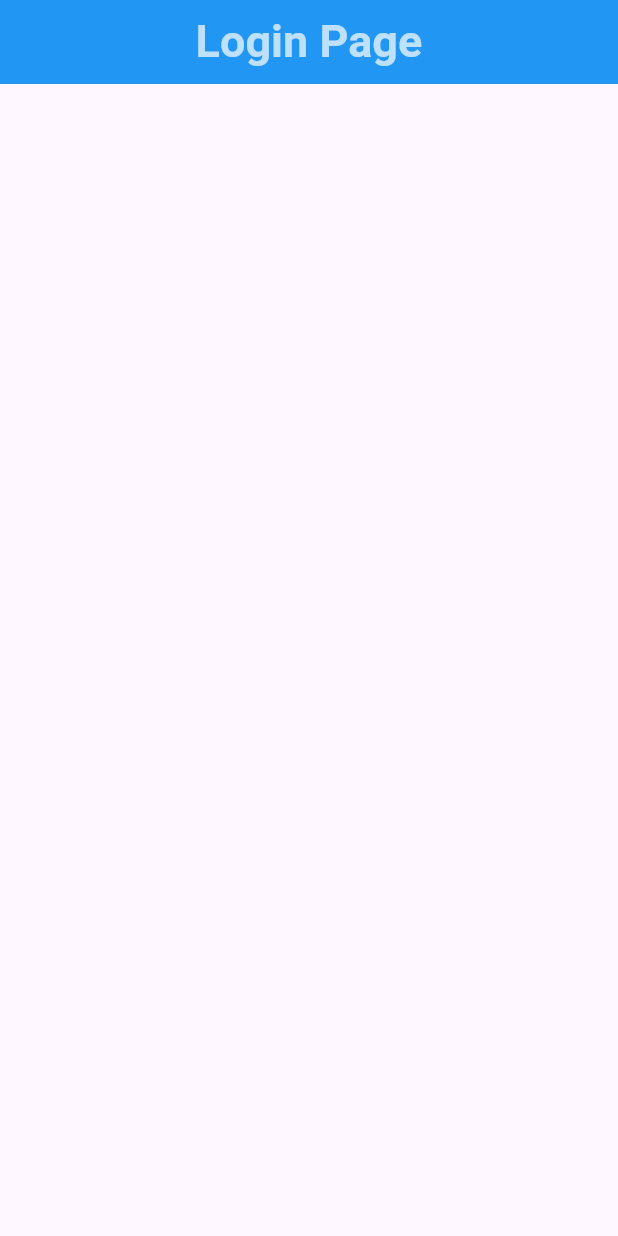
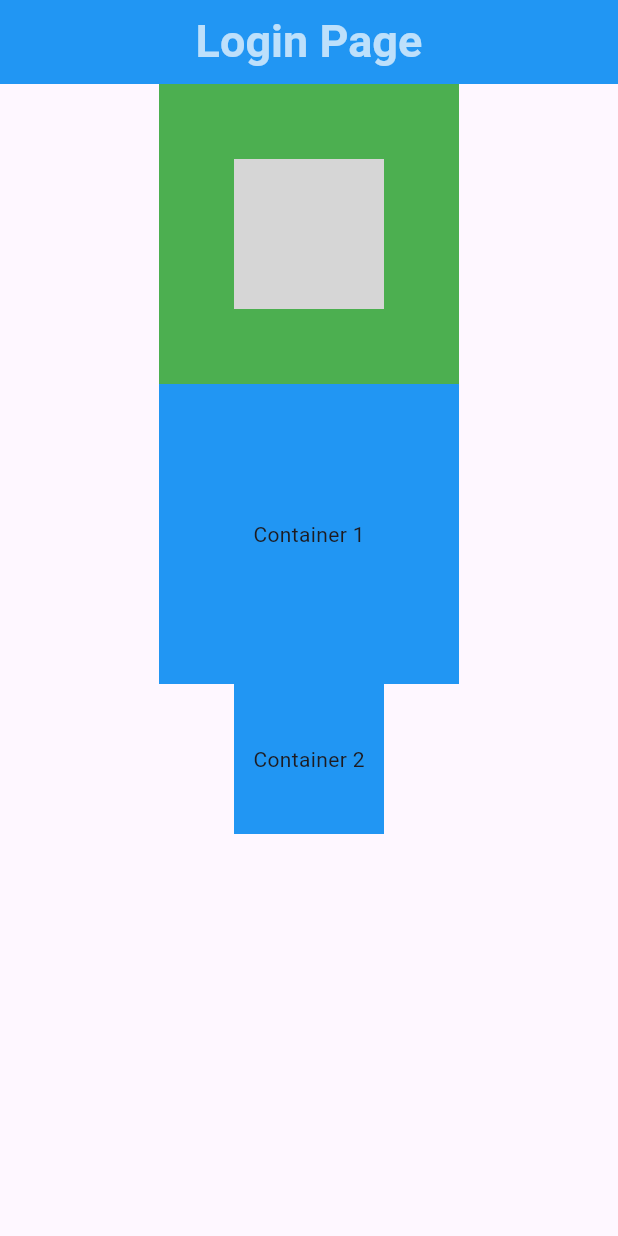
Before and after one commit to ZainAbdullah046/sharedpreference_loginpage, a Flutter app: the screen it shows after launch, on a phone screen of 412 x 824 dp. Run offline on Flutter 3.47's test engine with Material 3 defaults, Android fonts, the phone set to English and light mode, and no system bars; grey boxes are pictures that could not be loaded.

```diff
--- a/lib/Login.dart
+++ b/lib/Login.dart
@@ -1,4 +1,5 @@
 import 'package:flutter/material.dart';
+import 'package:flutter/widgets.dart';
 
 class Login extends StatefulWidget {
   const Login({super.key});
@@ -23,9 +24,39 @@ class _MyWidgetState extends State<Login> {
         ),
         backgroundColor: Colors.blue,
       ),
-      body: const Center(
+      body: Center(
         child: Column(
-          children: [],
+          children: [
+            Container(
+              // Container 2
+              width: 200, // Adjust width as needed
+              height: 200, // Adjust height as needed
+              color: Colors.green, // Example color
+              child: Center(
+                child: Image.asset(
+                  'assets/images/loginicon.jpg', // Path to your image asset
+                  width: 100, // Adjust width as needed
+                  height: 100, // Adjust height as needed
+                ),
+              ),
+            ),
+            Container(
+              width: 200,
+              height: 200,
+              color: Colors.blue,
+              child: const Center(
+                child: Text("Container 1"),
+              ),
+            ),
+            Container(
+              width: 100,
+              height: 100,
+              color: Colors.blue,
+              child: const Center(
+                child: Text("Container 2"),
+              ),
+            ),
+          ],
         ),
       ),
     );
```
